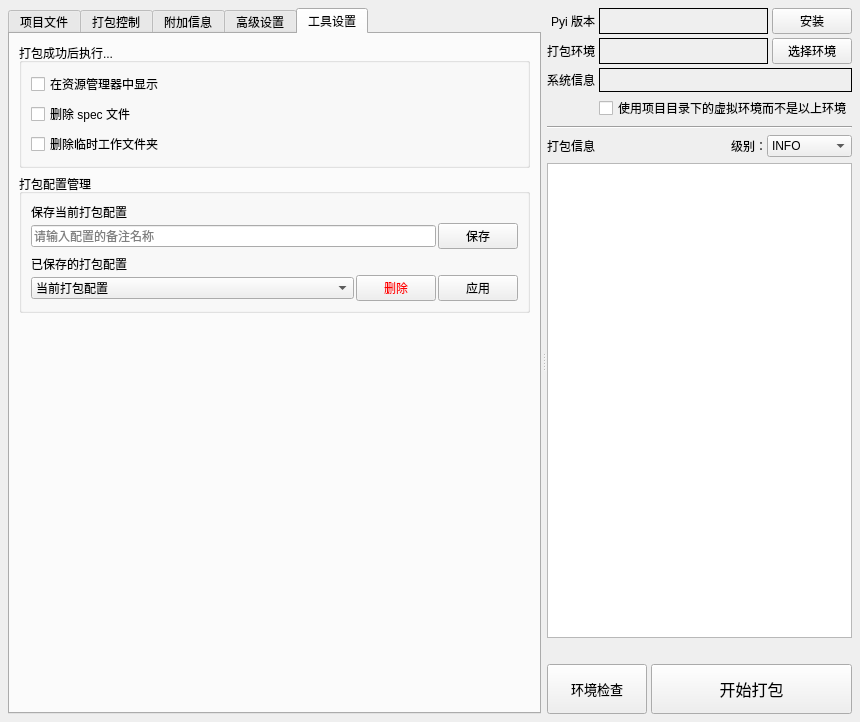
Qt form source/awespykit/ui/pyinstaller_tool.ui (hrpzcf/AwesomePyKit) before a commit.
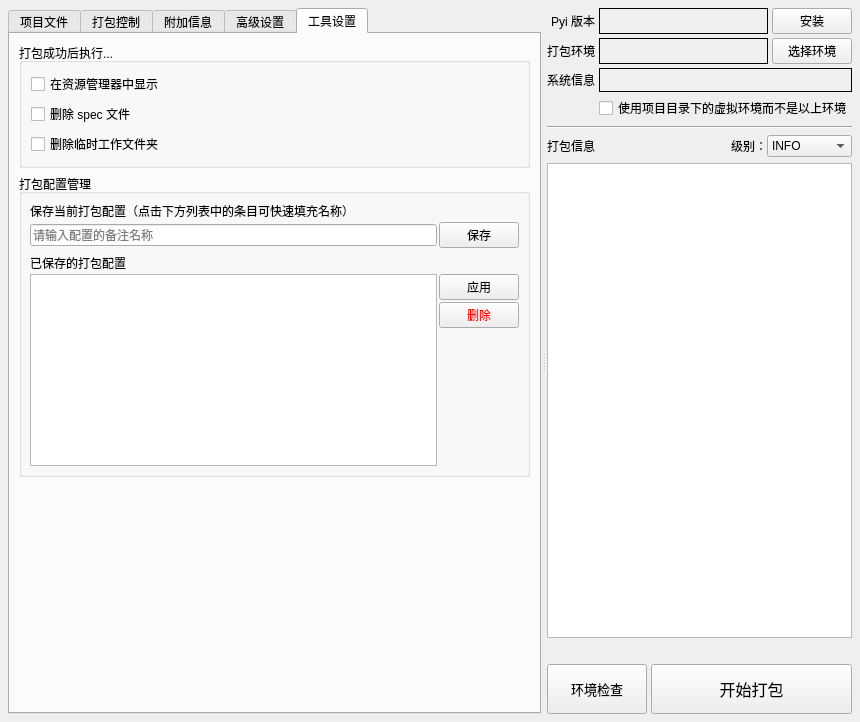
The same form after that commit. The open tabs and pages were chosen to show the change.

Commit message: 更改程序打包工具的配置管理界面，当需要覆盖已存在的配置时，只需点击已存在的配置而无需再手动输入名称

What changed in the file:
```diff
--- a/source/awespykit/ui/pyinstaller_tool.ui
+++ b/source/awespykit/ui/pyinstaller_tool.ui
@@ -1055,10 +1055,6 @@
         <attribute name="title">
          <string>工具设置</string>
         </attribute>
-        <layout class="QVBoxLayout" name="verticalLayout_35">
-         <item>
-          <layout class="QVBoxLayout" name="verticalLayout_34">
-           <item>
             <layout class="QVBoxLayout" name="verticalLayout_33">
              <item>
               <widget class="QGroupBox" name="groupBox_3">
@@ -1110,8 +1106,18 @@
                 <string>打包配置管理</string>
                </property>
                <layout class="QVBoxLayout" name="verticalLayout_32">
-                <item>
-                 <layout class="QVBoxLayout" name="verticalLayout_30">
+            <property name="leftMargin">
+             <number>8</number>
+            </property>
+            <property name="topMargin">
+             <number>8</number>
+            </property>
+            <property name="rightMargin">
+             <number>8</number>
+            </property>
+            <property name="bottomMargin">
+             <number>8</number>
+            </property>
                   <item>
                    <layout class="QVBoxLayout" name="verticalLayout_26">
                     <property name="spacing">
@@ -1120,7 +1126,7 @@
                     <item>
                      <widget class="QLabel" name="label_28">
                       <property name="text">
-                       <string>保存当前打包配置</string>
+                 <string>保存当前打包配置（点击下方列表中的条目可快速填充名称）</string>
                       </property>
                      </widget>
                     </item>
@@ -1152,7 +1158,7 @@
                    </layout>
                   </item>
                   <item>
-                   <layout class="QVBoxLayout" name="verticalLayout_27">
+             <layout class="QVBoxLayout" name="verticalLayout_30">
                     <property name="spacing">
                      <number>2</number>
                     </property>
@@ -1164,20 +1170,27 @@
                      </widget>
                     </item>
                     <item>
-                     <layout class="QHBoxLayout" name="horizontalLayout_7" stretch="1,0,0">
+               <layout class="QHBoxLayout" name="horizontalLayout_7">
                       <item>
-                       <widget class="QComboBox" name="uiComboBox_saved_config">
+                 <widget class="QListWidget" name="uiListWidget_saved_config">
+                  <property name="contextMenuPolicy">
+                   <enum>Qt::CustomContextMenu</enum>
+                  </property>
                         <property name="toolTip">
                          <string>所有已保存的配置，这里显示的是你在保存配置时输入的备注名称。</string>
                         </property>
-                        <property name="currentIndex">
-                         <number>0</number>
-                        </property>
-                        <item>
-                         <property name="text">
-                          <string>当前打包配置</string>
-                         </property>
-                        </item>
+                 </widget>
+                </item>
+                <item>
+                 <layout class="QVBoxLayout" name="verticalLayout_27">
+                  <item>
+                   <widget class="QPushButton" name="uiPushButton_apply_config">
+                    <property name="toolTip">
+                     <string>复制一份打包配置列表中被选中的配置，将它作为当前配置并更新到界面上。</string>
+                    </property>
+                    <property name="text">
+                     <string>应用</string>
+                    </property>
                        </widget>
                       </item>
                       <item>
@@ -1228,28 +1241,7 @@
                        </widget>
                       </item>
                       <item>
-                       <widget class="QPushButton" name="uiPushButton_apply_config">
-                        <property name="toolTip">
-                         <string>将左侧下拉选择框选中的配置内容应用到“程序打包”工具。</string>
-                        </property>
-                        <property name="text">
-                         <string>应用</string>
-                        </property>
-                       </widget>
-                      </item>
-                     </layout>
-                    </item>
-                   </layout>
-                  </item>
-                 </layout>
-                </item>
-               </layout>
-              </widget>
-             </item>
-            </layout>
-           </item>
-           <item>
-            <spacer name="verticalSpacer_3">
+                   <spacer name="verticalSpacer_4">
              <property name="orientation">
               <enum>Qt::Vertical</enum>
              </property>
@@ -1262,6 +1254,26 @@
             </spacer>
            </item>
           </layout>
+                </item>
+               </layout>
+              </item>
+             </layout>
+            </item>
+           </layout>
+          </widget>
+         </item>
+         <item>
+          <spacer name="verticalSpacer_3">
+           <property name="orientation">
+            <enum>Qt::Vertical</enum>
+           </property>
+           <property name="sizeHint" stdset="0">
+            <size>
+             <width>20</width>
+             <height>225</height>
+            </size>
+           </property>
+          </spacer>
          </item>
         </layout>
        </widget>
```
Left out of the diff: 3 changed lines with no effect on the pictures. Lines whose indentation alone changed are shown as unchanged. The commit also changes 5 other files.
